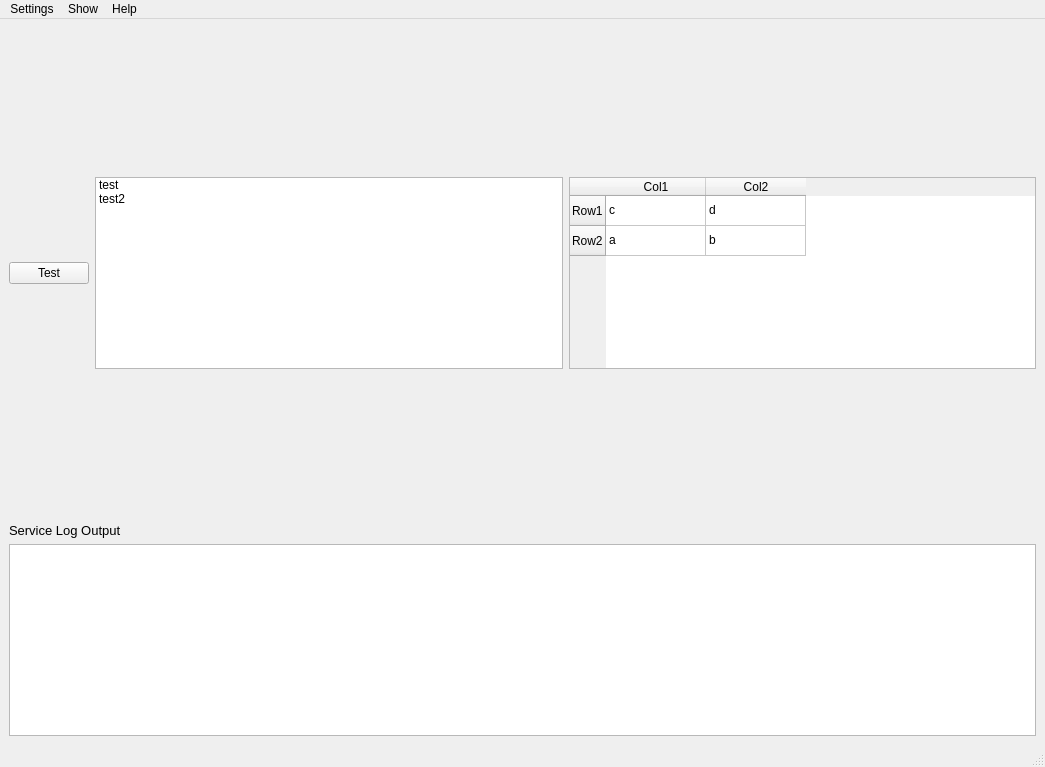
First picture: the form in ServiceManager/GUI/layouts/MainWindow.ui, repository ISISNeutronMuon/HLM_PV_Import, before the edit.
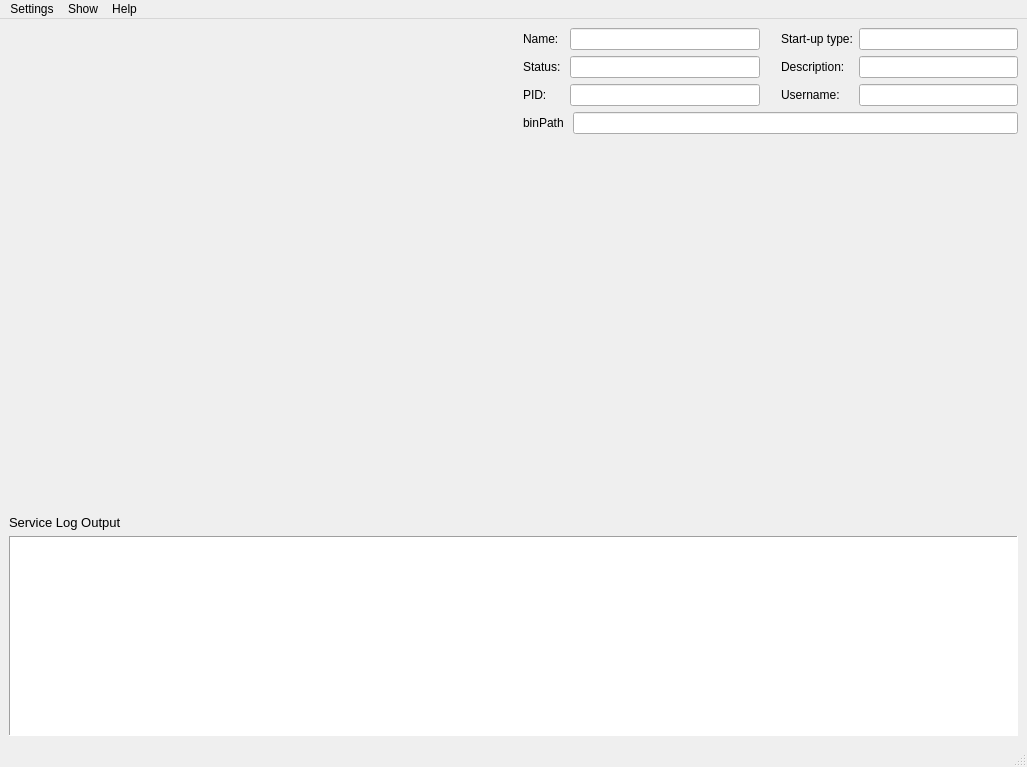
Second picture: the form after the edit.

Commit message: Add service current status & details widget on main window

Patch:
```diff
--- a/ServiceManager/GUI/layouts/MainWindow.ui
+++ b/ServiceManager/GUI/layouts/MainWindow.ui
@@ -6,7 +6,7 @@
    <rect>
     <x>0</x>
     <y>0</y>
-    <width>1045</width>
+    <width>1027</width>
     <height>767</height>
    </rect>
   </property>
@@ -17,106 +17,254 @@
    <locale language="English" country="UnitedKingdom"/>
   </property>
   <widget class="QWidget" name="centralwidget">
-   <layout class="QVBoxLayout" name="verticalLayout_2">
+   <layout class="QVBoxLayout" name="verticalLayout_4">
     <item>
-     <spacer name="verticalSpacer_2">
-      <property name="orientation">
-       <enum>Qt::Vertical</enum>
-      </property>
-      <property name="sizeHint" stdset="0">
-       <size>
-        <width>20</width>
-        <height>40</height>
-       </size>
-      </property>
-     </spacer>
-    </item>
-    <item>
-     <layout class="QHBoxLayout" name="horizontalLayout">
-      <item>
-       <widget class="QPushButton" name="pushButton">
-        <property name="text">
-         <string>Test</string>
-        </property>
-       </widget>
-      </item>
-      <item>
-       <widget class="QListWidget" name="listWidget">
-        <item>
-         <property name="text">
-          <string>test</string>
-         </property>
-        </item>
-        <item>
-         <property name="text">
-          <string>test2</string>
-         </property>
-        </item>
-       </widget>
-      </item>
-      <item>
-       <widget class="QTableWidget" name="tableWidget_2">
-        <row>
-         <property name="text">
-          <string>Row1</string>
-         </property>
-        </row>
-        <row>
-         <property name="text">
-          <string>Row2</string>
-         </property>
-        </row>
-        <column>
-         <property name="text">
-          <string>Col1</string>
-         </property>
-        </column>
-        <column>
-         <property name="text">
-          <string>Col2</string>
-         </property>
-        </column>
-        <item row="0" column="0">
-         <property name="text">
-          <string>c</string>
-         </property>
-        </item>
-        <item row="0" column="1">
-         <property name="text">
-          <string>d</string>
-         </property>
-        </item>
-        <item row="1" column="0">
-         <property name="text">
-          <string>a</string>
-         </property>
-        </item>
-        <item row="1" column="1">
-         <property name="text">
-          <string>b</string>
-         </property>
-        </item>
-       </widget>
-      </item>
-     </layout>
-    </item>
-    <item>
-     <spacer name="verticalSpacer">
-      <property name="orientation">
-       <enum>Qt::Vertical</enum>
-      </property>
-      <property name="sizeHint" stdset="0">
-       <size>
-        <width>20</width>
-        <height>40</height>
-       </size>
-      </property>
-     </spacer>
+     <widget class="QWidget" name="serviceDetails" native="true">
+      <layout class="QVBoxLayout" name="verticalLayout_3">
+       <property name="leftMargin">
+        <number>0</number>
+       </property>
+       <property name="topMargin">
+        <number>0</number>
+       </property>
+       <property name="rightMargin">
+        <number>0</number>
+       </property>
+       <property name="bottomMargin">
+        <number>0</number>
+       </property>
+       <item>
+        <layout class="QHBoxLayout" name="horizontalLayout_2">
+         <item>
+          <widget class="QLabel" name="statusMessage">
+           <property name="font">
+            <font>
+             <pointsize>16</pointsize>
+             <weight>75</weight>
+             <bold>true</bold>
+            </font>
+           </property>
+           <property name="styleSheet">
+            <string notr="true"/>
+           </property>
+           <property name="text">
+            <string/>
+           </property>
+           <property name="alignment">
+            <set>Qt::AlignCenter</set>
+           </property>
+          </widget>
+         </item>
+         <item>
+          <spacer name="horizontalSpacer">
+           <property name="orientation">
+            <enum>Qt::Horizontal</enum>
+           </property>
+           <property name="sizeHint" stdset="0">
+            <size>
+             <width>40</width>
+             <height>20</height>
+            </size>
+           </property>
+          </spacer>
+         </item>
+         <item>
+          <layout class="QVBoxLayout" name="verticalLayout_2">
+           <item>
+            <layout class="QHBoxLayout" name="horizontalLayout">
+             <item>
+              <layout class="QFormLayout" name="serviceForm1">
+               <item row="0" column="0">
+                <widget class="QLabel" name="nameLabel">
+                 <property name="font">
+                  <font>
+                   <pointsize>9</pointsize>
+                  </font>
+                 </property>
+                 <property name="text">
+                  <string>Name: </string>
+                 </property>
+                </widget>
+               </item>
+               <item row="0" column="1">
+                <widget class="QLineEdit" name="nameText">
+                 <property name="readOnly">
+                  <bool>true</bool>
+                 </property>
+                </widget>
+               </item>
+               <item row="1" column="0">
+                <widget class="QLabel" name="statusLabel">
+                 <property name="font">
+                  <font>
+                   <pointsize>9</pointsize>
+                  </font>
+                 </property>
+                 <property name="text">
+                  <string>Status: </string>
+                 </property>
+                </widget>
+               </item>
+               <item row="1" column="1">
+                <widget class="QLineEdit" name="statusText">
+                 <property name="readOnly">
+                  <bool>true</bool>
+                 </property>
+                </widget>
+               </item>
+               <item row="2" column="0">
+                <widget class="QLabel" name="pidLabel">
+                 <property name="font">
+                  <font>
+                   <pointsize>9</pointsize>
+                  </font>
+                 </property>
+                 <property name="text">
+                  <string>PID: </string>
+                 </property>
+                </widget>
+               </item>
+               <item row="2" column="1">
+                <widget class="QLineEdit" name="pidText">
+                 <property name="readOnly">
+                  <bool>true</bool>
+                 </property>
+                </widget>
+               </item>
+              </layout>
+             </item>
+             <item>
+              <spacer name="horizontalSpacer_2">
+               <property name="orientation">
+                <enum>Qt::Horizontal</enum>
+               </property>
+               <property name="sizeType">
+                <enum>QSizePolicy::Fixed</enum>
+               </property>
+               <property name="sizeHint" stdset="0">
+                <size>
+                 <width>15</width>
+                 <height>20</height>
+                </size>
+               </property>
+              </spacer>
+             </item>
+             <item>
+              <layout class="QFormLayout" name="serviceForm2">
+               <item row="0" column="0">
+                <widget class="QLabel" name="startUpTypeLabel">
+                 <property name="font">
+                  <font>
+                   <pointsize>9</pointsize>
+                  </font>
+                 </property>
+                 <property name="text">
+                  <string>Start-up type:</string>
+                 </property>
+                </widget>
+               </item>
+               <item row="0" column="1">
+                <widget class="QLineEdit" name="startUpTypeText">
+                 <property name="readOnly">
+                  <bool>true</bool>
+                 </property>
+                </widget>
+               </item>
+               <item row="1" column="0">
+                <widget class="QLabel" name="descriptionLabel">
+                 <property name="font">
+                  <font>
+                   <pointsize>9</pointsize>
+                  </font>
+                 </property>
+                 <property name="text">
+                  <string>Description: </string>
+                 </property>
+                </widget>
+               </item>
+               <item row="1" column="1">
+                <widget class="QLineEdit" name="descriptionText">
+                 <property name="readOnly">
+                  <bool>true</bool>
+                 </property>
+                </widget>
+               </item>
+               <item row="2" column="0">
+                <widget class="QLabel" name="usernameLabel">
+                 <property name="font">
+                  <font>
+                   <pointsize>9</pointsize>
+                  </font>
+                 </property>
+                 <property name="text">
+                  <string>Username: </string>
+                 </property>
+                </widget>
+               </item>
+               <item row="2" column="1">
+                <widget class="QLineEdit" name="usernameText">
+                 <property name="readOnly">
+                  <bool>true</bool>
+                 </property>
+                </widget>
+               </item>
+              </layout>
+             </item>
+            </layout>
+           </item>
+           <item>
+            <layout class="QFormLayout" name="formLayout">
+             <item row="0" column="0">
+              <widget class="QLabel" name="binPathLabel">
+               <property name="font">
+                <font>
+                 <pointsize>9</pointsize>
+                </font>
+               </property>
+               <property name="text">
+                <string>binPath </string>
+               </property>
+              </widget>
+             </item>
+             <item row="0" column="1">
+              <widget class="QLineEdit" name="binPathText">
+               <property name="readOnly">
+                <bool>true</bool>
+               </property>
+              </widget>
+             </item>
+            </layout>
+           </item>
+          </layout>
+         </item>
+        </layout>
+       </item>
+      </layout>
+     </widget>
     </item>
     <item>
      <layout class="QVBoxLayout" name="verticalLayout">
+      <item>
+       <spacer name="verticalSpacer">
+        <property name="orientation">
+         <enum>Qt::Vertical</enum>
+        </property>
+        <property name="sizeHint" stdset="0">
+         <size>
+          <width>20</width>
+          <height>40</height>
+         </size>
+        </property>
+       </spacer>
+      </item>
       <item>
        <widget class="QLabel" name="serviceLogLabel">
+        <property name="maximumSize">
+         <size>
+          <width>16777215</width>
+          <height>20</height>
+         </size>
+        </property>
         <property name="font">
          <font>
           <pointsize>10</pointsize>
@@ -129,11 +277,26 @@
       </item>
       <item>
        <widget class="QPlainTextEdit" name="serviceLogText">
+        <property name="maximumSize">
+         <size>
+          <width>16777215</width>
+          <height>200</height>
+         </size>
+        </property>
         <property name="font">
          <font>
           <family>Lucida Console</family>
          </font>
         </property>
+        <property name="frameShape">
+         <enum>QFrame::Panel</enum>
+        </property>
+        <property name="verticalScrollBarPolicy">
+         <enum>Qt::ScrollBarAsNeeded</enum>
+        </property>
+        <property name="horizontalScrollBarPolicy">
+         <enum>Qt::ScrollBarAsNeeded</enum>
+        </property>
         <property name="lineWrapMode">
          <enum>QPlainTextEdit::NoWrap</enum>
         </property>
@@ -152,7 +315,7 @@
     <rect>
      <x>0</x>
      <y>0</y>
-     <width>1045</width>
+     <width>1027</width>
      <height>26</height>
     </rect>
    </property>
```
The commit also changes 3 other files.
